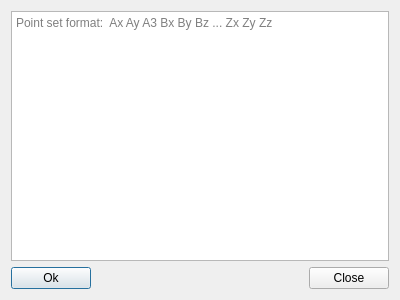
The window that Polyhedron/demo/Polyhedron/Add_point_set_dialog.ui (CGAL/cgal) describes before a commit, drawn with Qt 5.
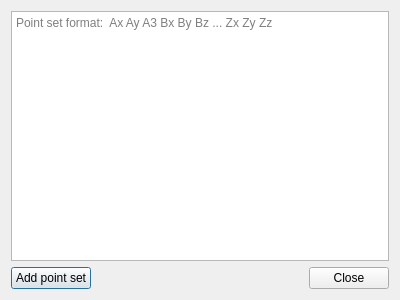
The same window after the commit.

Diff of the .ui file:
```diff
--- a/Polyhedron/demo/Polyhedron/Add_point_set_dialog.ui
+++ b/Polyhedron/demo/Polyhedron/Add_point_set_dialog.ui
@@ -50,7 +50,7 @@
        <item>
         <widget class="QPushButton" name="okButton">
          <property name="text">
-          <string>Ok</string>
+          <string>Add point set</string>
          </property>
         </widget>
        </item>
```
Left out of the diff: 4 changed lines with no effect on the pictures.
